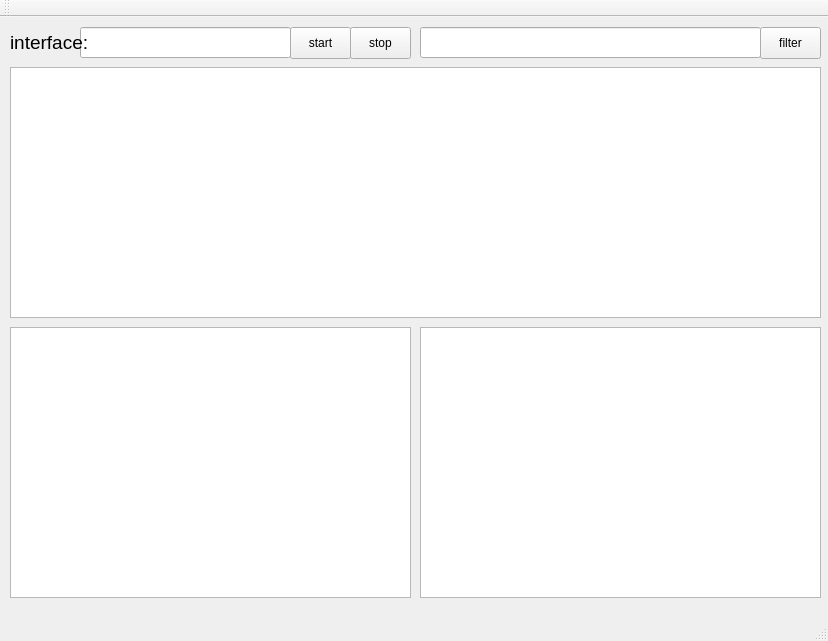
Qt form mainwindow.ui (Ephemerua/network-security-project) before a commit.
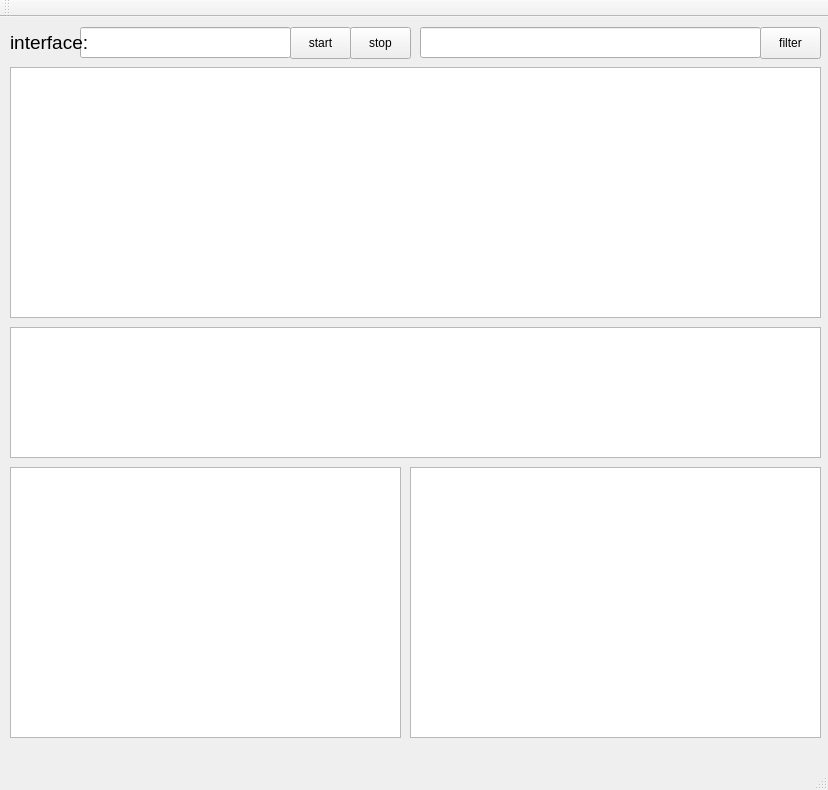
The same form after that commit.

Commit message: add protocal parsing test

What changed in the file:
```diff
--- a/mainwindow.ui
+++ b/mainwindow.ui
@@ -7,7 +7,7 @@
     <x>0</x>
     <y>0</y>
     <width>828</width>
-    <height>641</height>
+    <height>790</height>
    </rect>
   </property>
   <property name="windowTitle">
@@ -54,8 +54,8 @@
     <property name="geometry">
      <rect>
       <x>10</x>
-      <y>310</y>
-      <width>401</width>
+      <y>450</y>
+      <width>391</width>
       <height>271</height>
      </rect>
     </property>
@@ -63,9 +63,9 @@
    <widget class="QTextBrowser" name="format_table">
     <property name="geometry">
      <rect>
-      <x>420</x>
-      <y>310</y>
-      <width>401</width>
+      <x>410</x>
+      <y>450</y>
+      <width>411</width>
       <height>271</height>
      </rect>
     </property>
@@ -124,6 +124,16 @@
      <string>stop</string>
     </property>
    </widget>
+   <widget class="QTextBrowser" name="packet_info">
+    <property name="geometry">
+     <rect>
+      <x>10</x>
+      <y>310</y>
+      <width>811</width>
+      <height>131</height>
+     </rect>
+    </property>
+   </widget>
   </widget>
   <widget class="QMenuBar" name="menuBar">
    <property name="geometry">
```
The commit also changes 1 other file.
